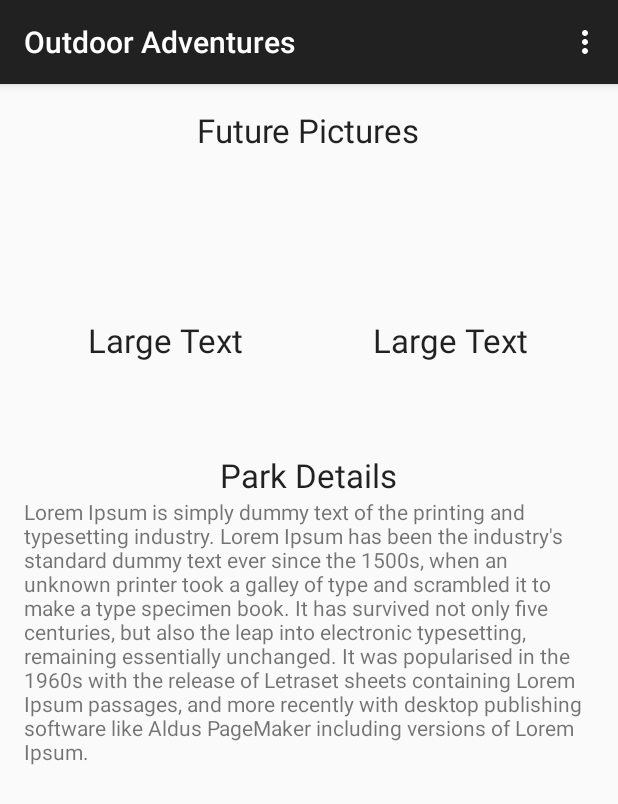
After one commit to ace-jc/OutdoorAdventures, an Android app: the ParkDetail screen opened directly, with no data from a screen before it, on a phone screen of 412 x 824 dp. The commit adds this screen. Shown: the top 804 px of the screen. Run offline under Robolectric (Android 15) with nearby library versions, the phone set to English and light mode, and no system bars.

Commit message:
Added park detail layout

```diff
--- a/app/src/main/AndroidManifest.xml
+++ b/app/src/main/AndroidManifest.xml
@@ -5,7 +5,7 @@
     <uses-permission android:name="android.permission.INTERNET" />
     <uses-permission android:name="android.permission.ACCESS_FINE_LOCATION" />
     <uses-permission android:name="android.permission.ACCESS_COARSE_LOCATION" />
-    <uses-permission android:name="android.permission.ACCESS_GPS"/>
+    <uses-permission android:name="android.permission.ACCESS_GPS" />
 
     <application
         android:allowBackup="true"
@@ -24,7 +24,8 @@
                 <category android:name="android.intent.category.LAUNCHER" />
             </intent-filter>
         </activity>
-        <activity android:name=".ParkListActivity"
+        <activity
+            android:name=".ParkListActivity"
             android:screenOrientation="portrait" />
         <activity
             android:name=".AboutPage"
@@ -52,7 +53,8 @@
 
         <activity
             android:name=".MapResultActivity"
-            android:label="@string/title_activity_map_result"></activity>
+            android:label="@string/title_activity_map_result" />
+        <activity android:name=".ParkDetail"></activity>
     </application>
 
 </manifest>
--- a/app/src/main/java/casaubon/outdooradventures/ListResultActivity.java
+++ b/app/src/main/java/casaubon/outdooradventures/ListResultActivity.java
@@ -21,11 +21,13 @@ import java.util.ArrayList;
 
 public class ListResultActivity extends AppCompatActivity {
 
+    // private variables
     ListView parksListView;
     ArrayList<OutdoorDetails> mParkList = new ArrayList<OutdoorDetails>(100);
     private final static String URL_EXTRA = "url";
     private String queryURL;
     private static final String TAG = "ListResultActivity";
+
 
     public static Intent newIntent (Context packageContext, String url) {
         Intent intent = new Intent(packageContext, ListResultActivity.class);
@@ -52,6 +54,8 @@ public class ListResultActivity extends AppCompatActivity {
         OutdoorDetails selectedPark = mParkList.get((int) view.getTag());
         Log.d(TAG, selectedPark.toString());
         //TODO: open park details activity here
+        Intent i = new Intent(this, ParkDetail.class);
+        startActivity(i);
     }
 
     private class OutdoorDetailAdapter extends BaseAdapter {
--- a/app/src/main/java/casaubon/outdooradventures/MainMenuActivity.java
+++ b/app/src/main/java/casaubon/outdooradventures/MainMenuActivity.java
@@ -140,7 +140,6 @@ public class MainMenuActivity extends AppCompatActivity {
         }
         else{
             Log.d(TAG, "In onRequestPermissionsResult... Permission was denied");
-            //TODO: Add a toast that says we don't have the permission
             Toast.makeText(MainMenuActivity.this, "Permission was never granted to Outdoor Adventures", Toast.LENGTH_LONG).show();
         }
     }
--- /dev/null
+++ b/app/src/main/java/casaubon/outdooradventures/ParkDetail.java
@@ -0,0 +1,39 @@
+package casaubon.outdooradventures;
+
+import android.content.Intent;
+import android.support.v7.app.AppCompatActivity;
+import android.os.Bundle;
+import android.view.Menu;
+import android.view.MenuItem;
+
+public class ParkDetail extends AppCompatActivity {
+
+    @Override
+    protected void onCreate(Bundle savedInstanceState) {
+        super.onCreate(savedInstanceState);
+        setContentView(R.layout.activity_park_detail);
+    }
+
+    @Override
+    public boolean onCreateOptionsMenu(Menu menu) {
+        // Inflate the menu; this adds items to the action bar if it is present.
+        getMenuInflater().inflate(R.menu.result_list_menu, menu);
+        return true;
+    }
+
+    @Override
+    public boolean onOptionsItemSelected(MenuItem item) {
+        // Will allow the user to jump to the following menu items
+        switch (item.getItemId()) {
+            case R.id.MainMenu:
+                startActivity(new Intent(this, MainMenuActivity.class));
+                return true;
+            case R.id.AboutAppMenu:
+                startActivity(new Intent(this, AboutPage.class));
+                return true;
+            default:
+                return super.onOptionsItemSelected(item);
+        }
+    }
+
+}
--- /dev/null
+++ b/app/src/main/res/layout/activity_park_detail.xml
@@ -0,0 +1,91 @@
+<?xml version="1.0" encoding="utf-8"?>
+<RelativeLayout xmlns:android="http://schemas.android.com/apk/res/android"
+    xmlns:tools="http://schemas.android.com/tools"
+    android:layout_width="match_parent"
+    android:layout_height="match_parent"
+    android:paddingBottom="@dimen/activity_vertical_margin"
+    android:paddingLeft="@dimen/activity_horizontal_margin"
+    android:paddingRight="@dimen/activity_horizontal_margin"
+    android:paddingTop="@dimen/activity_vertical_margin"
+    tools:context="casaubon.outdooradventures.ParkDetail">
+
+    <ScrollView
+        android:layout_width="wrap_content"
+        android:layout_height="wrap_content"
+        android:id="@+id/scrollView" >
+
+        <LinearLayout
+            android:orientation="vertical"
+            android:layout_width="match_parent"
+            android:layout_height="match_parent"
+            android:layout_centerVertical="true"
+            android:layout_centerHorizontal="true"
+            android:gravity="center_horizontal"
+            android:weightSum="1">
+
+            <TextView
+                android:layout_width="wrap_content"
+                android:layout_height="80dp"
+                android:textAppearance="?android:attr/textAppearanceLarge"
+                android:text="Future Pictures"
+                android:id="@+id/textView2"
+                android:layout_weight="0.12" />
+
+            <LinearLayout
+                android:orientation="horizontal"
+                android:layout_width="match_parent"
+                android:layout_height="150dp"
+                android:layout_gravity="center_horizontal"
+                android:layout_weight="0.31"
+                android:gravity="center">
+
+                <LinearLayout
+                    android:orientation="vertical"
+                    android:layout_width="wrap_content"
+                    android:layout_height="match_parent"
+                    android:layout_weight="1"
+                    android:gravity="center_vertical|center_horizontal">
+
+                    <TextView
+                        android:layout_width="wrap_content"
+                        android:layout_height="wrap_content"
+                        android:textAppearance="?android:attr/textAppearanceLarge"
+                        android:text="Large Text"
+                        android:id="@+id/textView5" />
+                </LinearLayout>
+
+                <LinearLayout
+                    android:orientation="vertical"
+                    android:layout_width="wrap_content"
+                    android:layout_height="match_parent"
+                    android:gravity="center_vertical|center_horizontal"
+                    android:layout_weight="1">
+
+                    <TextView
+                        android:layout_width="wrap_content"
+                        android:layout_height="wrap_content"
+                        android:textAppearance="?android:attr/textAppearanceLarge"
+                        android:text="Large Text"
+                        android:id="@+id/textView6" />
+                </LinearLayout>
+            </LinearLayout>
+
+            <TextView
+                android:layout_width="wrap_content"
+                android:layout_height="wrap_content"
+                android:textAppearance="?android:attr/textAppearanceLarge"
+                android:text="Park Details"
+                android:id="@+id/textView3"
+                android:layout_gravity="center_horizontal" />
+
+            <TextView
+                android:layout_width="wrap_content"
+                android:layout_height="wrap_content"
+                android:textAppearance="?android:attr/textAppearanceSmall"
+                android:text="Lorem Ipsum is simply dummy text of the printing and typesetting industry. Lorem Ipsum has been the industry&apos;s standard dummy text ever since the 1500s, when an unknown printer took a galley of type and scrambled it to make a type specimen book. It has survived not only five centuries, but also the leap into electronic typesetting, remaining essentially unchanged. It was popularised in the 1960s with the release of Letraset sheets containing Lorem Ipsum passages, and more recently with desktop publishing software like Aldus PageMaker including versions of Lorem Ipsum."
+                android:id="@+id/textView4"
+                android:layout_gravity="center_horizontal"
+                android:layout_weight="0.12" />
+        </LinearLayout>
+    </ScrollView>
+</RelativeLayout>
--- /dev/null
+++ b/app/src/main/res/layout/parkdetail.xml
@@ -0,0 +1,6 @@
+<?xml version="1.0" encoding="utf-8"?>
+<LinearLayout xmlns:android="http://schemas.android.com/apk/res/android"
+    android:orientation="vertical" android:layout_width="match_parent"
+    android:layout_height="match_parent">
+
+</LinearLayout>
```
